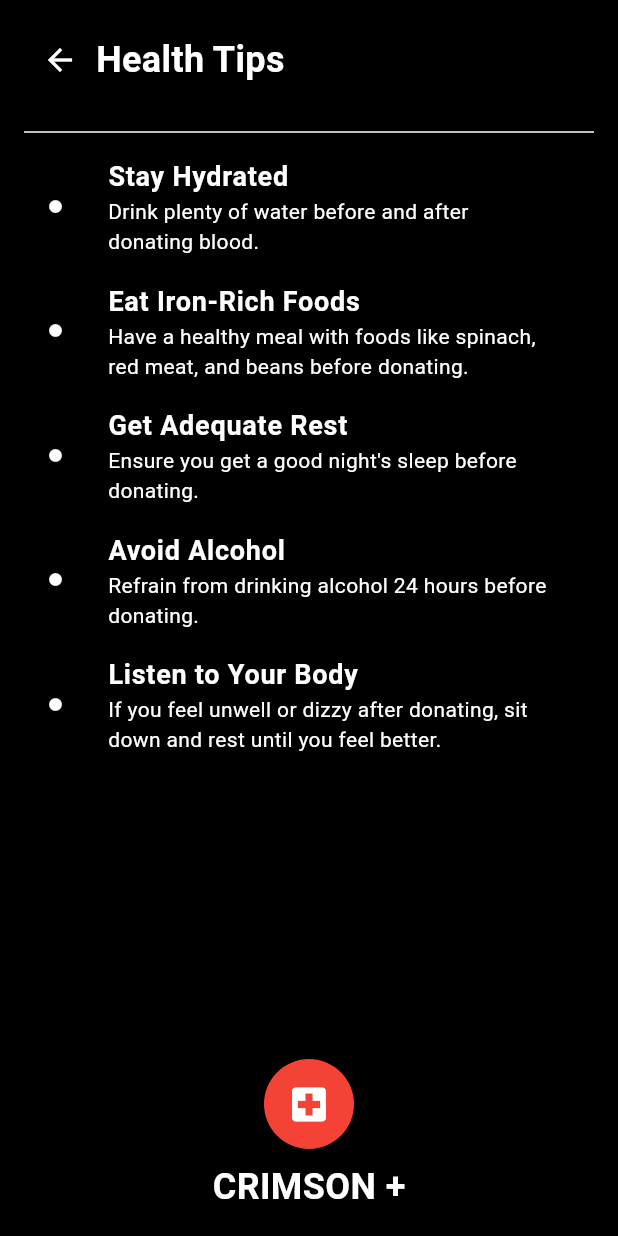
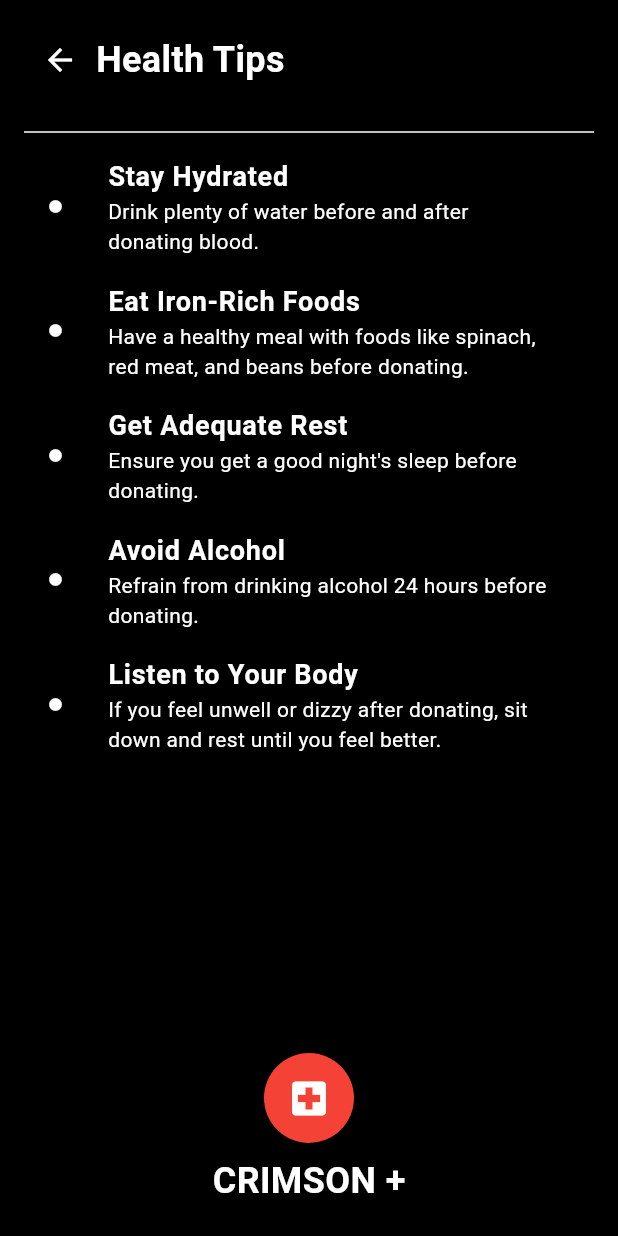
Before and after one commit to NadilDeSilva05/Crimson, a Flutter app: the HealthTips screen opened directly, on a phone screen of 412 x 824 dp. Run offline on Flutter 3.47's test engine with Material 3 defaults, Android fonts, the phone set to English and light mode, and no system bars; our stand-ins replace cloud_firestore, firebase_auth, firebase_core; accounts and stored records are empty.

Commit message:
Add logo for assest

```diff
--- a/lib/Health Tips/healthtips.dart
+++ b/lib/Health Tips/healthtips.dart
@@ -124,7 +124,7 @@ class HealthTips extends StatelessWidget {
             ),
             const Center(
               child: Padding(
-                padding: EdgeInsets.all(16.0),
+                padding: EdgeInsets.all(20.0),
                 child: Column(
                   children: [
                     CircleAvatar(
```
Also changed, not shown: assets/welcomelogo.png (added).
